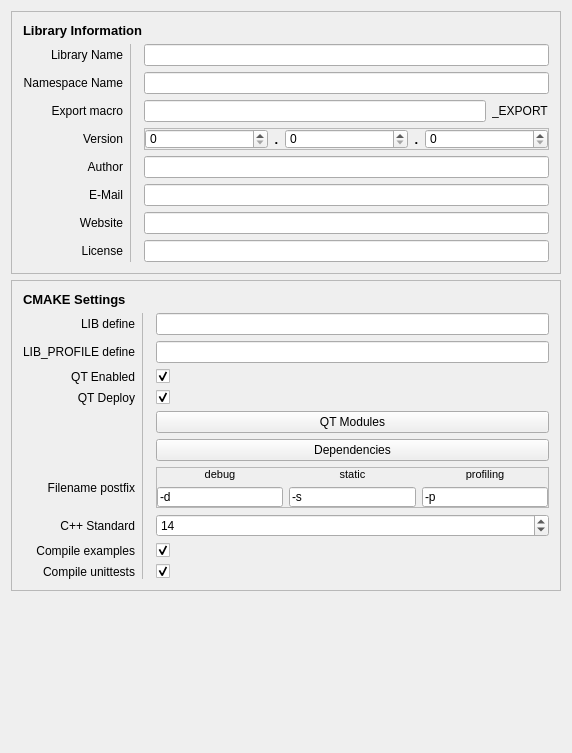
First picture: the form in core/ui/ProjectSettingsDialog.ui, repository KROIA/CmakeLibCreator, before the edit.
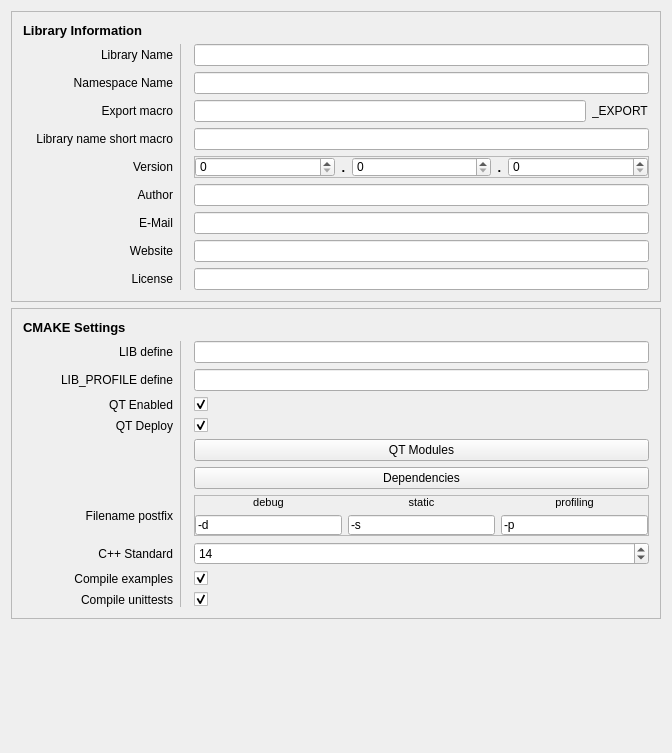
Second picture: the form after the edit.

The edit to the form file:
```diff
--- a/core/ui/ProjectSettingsDialog.ui
+++ b/core/ui/ProjectSettingsDialog.ui
@@ -6,7 +6,7 @@
    <rect>
     <x>0</x>
     <y>0</y>
-    <width>572</width>
+    <width>672</width>
     <height>753</height>
    </rect>
   </property>
@@ -28,114 +28,11 @@
      <property name="midLineWidth">
       <number>1</number>
      </property>
-     <layout class="QGridLayout" name="gridLayout" rowstretch="1,0,0,0,0,0,0,0,0" columnminimumwidth="100,0,0,0,0">
+     <layout class="QGridLayout" name="gridLayout" rowstretch="1,0,0,0,0,0,0,0,0,0" columnminimumwidth="150,0,0,0,0">
       <property name="sizeConstraint">
        <enum>QLayout::SetDefaultConstraint</enum>
       </property>
-      <item row="3" column="0">
-       <widget class="QLabel" name="label_23">
-        <property name="text">
-         <string>Export macro</string>
-        </property>
-        <property name="alignment">
-         <set>Qt::AlignRight|Qt::AlignTrailing|Qt::AlignVCenter</set>
-        </property>
-       </widget>
-      </item>
       <item row="8" column="0">
-       <widget class="QLabel" name="label_8">
-        <property name="text">
-         <string>License</string>
-        </property>
-        <property name="alignment">
-         <set>Qt::AlignRight|Qt::AlignTrailing|Qt::AlignVCenter</set>
-        </property>
-       </widget>
-      </item>
-      <item row="2" column="0">
-       <widget class="QLabel" name="label_22">
-        <property name="text">
-         <string>Namespace Name</string>
-        </property>
-        <property name="alignment">
-         <set>Qt::AlignRight|Qt::AlignTrailing|Qt::AlignVCenter</set>
-        </property>
-       </widget>
-      </item>
-      <item row="4" column="0">
-       <widget class="QLabel" name="label_3">
-        <property name="text">
-         <string>Version</string>
-        </property>
-        <property name="alignment">
-         <set>Qt::AlignRight|Qt::AlignTrailing|Qt::AlignVCenter</set>
-        </property>
-       </widget>
-      </item>
-      <item row="5" column="0">
-       <widget class="QLabel" name="label_4">
-        <property name="text">
-         <string>Author</string>
-        </property>
-        <property name="alignment">
-         <set>Qt::AlignRight|Qt::AlignTrailing|Qt::AlignVCenter</set>
-        </property>
-       </widget>
-      </item>
-      <item row="1" column="1" rowspan="8">
-       <widget class="Line" name="line">
-        <property name="frameShadow">
-         <enum>QFrame::Raised</enum>
-        </property>
-        <property name="lineWidth">
-         <number>0</number>
-        </property>
-        <property name="midLineWidth">
-         <number>1</number>
-        </property>
-        <property name="orientation">
-         <enum>Qt::Vertical</enum>
-        </property>
-       </widget>
-      </item>
-      <item row="0" column="0" colspan="4">
-       <widget class="QLabel" name="label_9">
-        <property name="maximumSize">
-         <size>
-          <width>16777215</width>
-          <height>25</height>
-         </size>
-        </property>
-        <property name="font">
-         <font>
-          <pointsize>10</pointsize>
-          <weight>75</weight>
-          <bold>true</bold>
-         </font>
-        </property>
-        <property name="text">
-         <string>Library Information</string>
-        </property>
-       </widget>
-      </item>
-      <item row="3" column="3">
-       <widget class="QLineEdit" name="exportName_lineEdit">
-        <property name="text">
-         <string/>
-        </property>
-       </widget>
-      </item>
-      <item row="6" column="0">
-       <widget class="QLabel" name="label_6">
-        <property name="text">
-         <string>E-Mail</string>
-        </property>
-        <property name="alignment">
-         <set>Qt::AlignRight|Qt::AlignTrailing|Qt::AlignVCenter</set>
-        </property>
-       </widget>
-      </item>
-      <item row="7" column="0">
        <widget class="QLabel" name="label_7">
         <property name="text">
          <string>Website</string>
@@ -145,24 +42,7 @@
         </property>
        </widget>
       </item>
-      <item row="1" column="0">
-       <widget class="QLabel" name="label_5">
-        <property name="text">
-         <string>Library Name</string>
-        </property>
-        <property name="alignment">
-         <set>Qt::AlignRight|Qt::AlignTrailing|Qt::AlignVCenter</set>
-        </property>
-       </widget>
-      </item>
-      <item row="3" column="4">
-       <widget class="QLabel" name="label_24">
-        <property name="text">
-         <string>_EXPORT</string>
-        </property>
-       </widget>
-      </item>
-      <item row="4" column="3" colspan="2">
+      <item row="5" column="3" colspan="2">
        <widget class="QFrame" name="version_frame">
         <property name="sizePolicy">
          <sizepolicy hsizetype="Minimum" vsizetype="Minimum">
@@ -265,36 +145,18 @@
         </layout>
        </widget>
       </item>
-      <item row="5" column="3" colspan="2">
-       <widget class="QLineEdit" name="author_lineEdit">
+      <item row="3" column="0">
+       <widget class="QLabel" name="label_23">
         <property name="text">
-         <string/>
+         <string>Export macro</string>
+        </property>
+        <property name="alignment">
+         <set>Qt::AlignRight|Qt::AlignTrailing|Qt::AlignVCenter</set>
         </property>
        </widget>
       </item>
       <item row="6" column="3" colspan="2">
-       <widget class="QLineEdit" name="email_lineEdit">
-        <property name="text">
-         <string/>
-        </property>
-       </widget>
-      </item>
-      <item row="7" column="3" colspan="2">
-       <widget class="QLineEdit" name="website_lineEdit">
-        <property name="text">
-         <string/>
-        </property>
-       </widget>
-      </item>
-      <item row="8" column="3" colspan="2">
-       <widget class="QLineEdit" name="license_lineEdit">
-        <property name="text">
-         <string/>
-        </property>
-       </widget>
-      </item>
-      <item row="2" column="3" colspan="2">
-       <widget class="QLineEdit" name="namespaceName_lineEdit">
+       <widget class="QLineEdit" name="author_lineEdit">
         <property name="text">
          <string/>
         </property>
@@ -307,6 +169,157 @@
         </property>
        </widget>
       </item>
+      <item row="9" column="0">
+       <widget class="QLabel" name="label_8">
+        <property name="text">
+         <string>License</string>
+        </property>
+        <property name="alignment">
+         <set>Qt::AlignRight|Qt::AlignTrailing|Qt::AlignVCenter</set>
+        </property>
+       </widget>
+      </item>
+      <item row="5" column="0">
+       <widget class="QLabel" name="label_3">
+        <property name="text">
+         <string>Version</string>
+        </property>
+        <property name="alignment">
+         <set>Qt::AlignRight|Qt::AlignTrailing|Qt::AlignVCenter</set>
+        </property>
+       </widget>
+      </item>
+      <item row="1" column="1" rowspan="9">
+       <widget class="Line" name="line">
+        <property name="frameShadow">
+         <enum>QFrame::Raised</enum>
+        </property>
+        <property name="lineWidth">
+         <number>0</number>
+        </property>
+        <property name="midLineWidth">
+         <number>1</number>
+        </property>
+        <property name="orientation">
+         <enum>Qt::Vertical</enum>
+        </property>
+       </widget>
+      </item>
+      <item row="1" column="0">
+       <widget class="QLabel" name="label_5">
+        <property name="text">
+         <string>Library Name</string>
+        </property>
+        <property name="alignment">
+         <set>Qt::AlignRight|Qt::AlignTrailing|Qt::AlignVCenter</set>
+        </property>
+       </widget>
+      </item>
+      <item row="6" column="0">
+       <widget class="QLabel" name="label_4">
+        <property name="text">
+         <string>Author</string>
+        </property>
+        <property name="alignment">
+         <set>Qt::AlignRight|Qt::AlignTrailing|Qt::AlignVCenter</set>
+        </property>
+       </widget>
+      </item>
+      <item row="2" column="3" colspan="2">
+       <widget class="QLineEdit" name="namespaceName_lineEdit">
+        <property name="text">
+         <string/>
+        </property>
+       </widget>
+      </item>
+      <item row="0" column="0" colspan="4">
+       <widget class="QLabel" name="label_9">
+        <property name="maximumSize">
+         <size>
+          <width>16777215</width>
+          <height>25</height>
+         </size>
+        </property>
+        <property name="font">
+         <font>
+          <pointsize>10</pointsize>
+          <weight>75</weight>
+          <bold>true</bold>
+         </font>
+        </property>
+        <property name="text">
+         <string>Library Information</string>
+        </property>
+       </widget>
+      </item>
+      <item row="3" column="3">
+       <widget class="QLineEdit" name="exportName_lineEdit">
+        <property name="text">
+         <string/>
+        </property>
+       </widget>
+      </item>
+      <item row="2" column="0">
+       <widget class="QLabel" name="label_22">
+        <property name="text">
+         <string>Namespace Name</string>
+        </property>
+        <property name="alignment">
+         <set>Qt::AlignRight|Qt::AlignTrailing|Qt::AlignVCenter</set>
+        </property>
+       </widget>
+      </item>
+      <item row="7" column="3" colspan="2">
+       <widget class="QLineEdit" name="email_lineEdit">
+        <property name="text">
+         <string/>
+        </property>
+       </widget>
+      </item>
+      <item row="9" column="3" colspan="2">
+       <widget class="QLineEdit" name="license_lineEdit">
+        <property name="text">
+         <string/>
+        </property>
+       </widget>
+      </item>
+      <item row="8" column="3" colspan="2">
+       <widget class="QLineEdit" name="website_lineEdit">
+        <property name="text">
+         <string/>
+        </property>
+       </widget>
+      </item>
+      <item row="7" column="0">
+       <widget class="QLabel" name="label_6">
+        <property name="text">
+         <string>E-Mail</string>
+        </property>
+        <property name="alignment">
+         <set>Qt::AlignRight|Qt::AlignTrailing|Qt::AlignVCenter</set>
+        </property>
+       </widget>
+      </item>
+      <item row="3" column="4">
+       <widget class="QLabel" name="label_24">
+        <property name="text">
+         <string>_EXPORT</string>
+        </property>
+       </widget>
+      </item>
+      <item row="4" column="0">
+       <widget class="QLabel" name="label_25">
+        <property name="text">
+         <string>Library name short macro</string>
+        </property>
+        <property name="alignment">
+         <set>Qt::AlignRight|Qt::AlignTrailing|Qt::AlignVCenter</set>
+        </property>
+       </widget>
+      </item>
+      <item row="4" column="3" colspan="2">
+       <widget class="QLineEdit" name="libraryNameShort_lineEdit"/>
+      </item>
      </layout>
     </widget>
    </item>
@@ -324,7 +337,7 @@
      <property name="midLineWidth">
       <number>1</number>
      </property>
-     <layout class="QGridLayout" name="gridLayout_2" columnminimumwidth="100,0,0,0">
+     <layout class="QGridLayout" name="gridLayout_2" columnminimumwidth="150,0,0,0">
       <item row="4" column="0">
        <widget class="QLabel" name="label_14">
         <property name="text">
```
